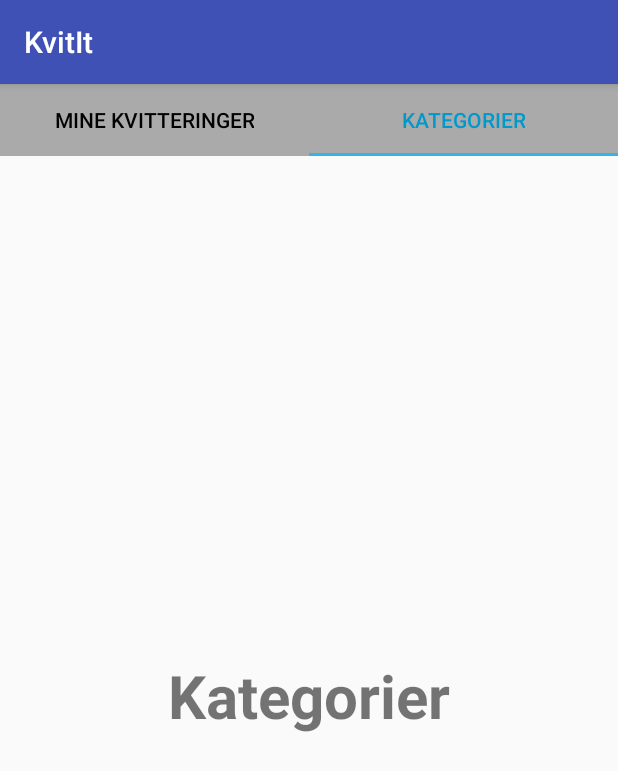
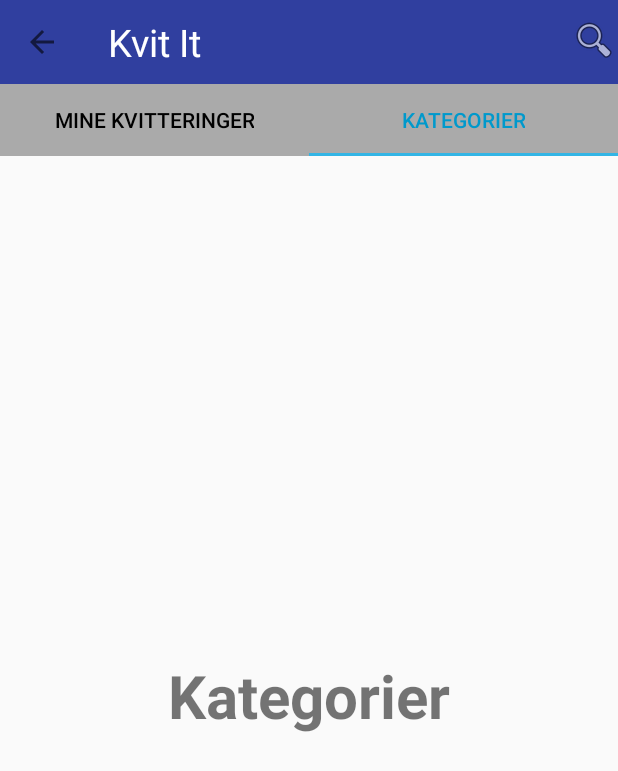
Before and after one commit to EmilieKvist/KvitIt1.0, an Android app: the HomeActivity screen opened directly, with no data from a screen before it, tab 2 chosen, on a phone screen of 412 x 824 dp. Shown: the top 771 px of the screen. Run offline under Robolectric (Android 15) with nearby library versions, the phone set to English and light mode, and no system bars.

Commit message:
Grundskærm med søgefeltsknap (uden funktion)

```diff
--- a/app/src/main/AndroidManifest.xml
+++ b/app/src/main/AndroidManifest.xml
@@ -8,7 +8,8 @@
         android:label="@string/app_name"
         android:roundIcon="@mipmap/ic_launcher_round"
         android:supportsRtl="true"
-        android:theme="@style/AppTheme">
+       android:theme="@style/AppTheme">
+
         <activity android:name=".HomeActivity">
             <intent-filter>
                 <action android:name="android.intent.action.MAIN" />
--- a/app/src/main/java/com/example/emiliekvist/kvitit/HomeActivity.java
+++ b/app/src/main/java/com/example/emiliekvist/kvitit/HomeActivity.java
@@ -7,8 +7,8 @@ import android.support.v4.app.Fragment;
 import android.support.v4.app.FragmentManager;
 import android.support.v4.app.FragmentTransaction;
 import android.support.v7.app.AppCompatActivity;
+import android.support.v7.widget.Toolbar;
 import android.widget.FrameLayout;
-
 
 
 public class HomeActivity extends AppCompatActivity {
@@ -19,6 +19,11 @@ public class HomeActivity extends AppCompatActivity {
     protected void onCreate(Bundle savedInstanceState) {
         super.onCreate(savedInstanceState);
         setContentView(R.layout.activity_home);
+
+        //getActionBar().setHomeButtonEnabled(true);
+        Toolbar toolbar = (Toolbar) findViewById(R.id.toolbar);
+        setSupportActionBar(toolbar);
+        getSupportActionBar().setDisplayHomeAsUpEnabled(true);
 
 
         // get the reference of FrameLayout and TabLayout
@@ -72,5 +77,11 @@ public class HomeActivity extends AppCompatActivity {
 
             }
         });
+
     }
+
+
+
+
+
 }
--- a/app/src/main/res/layout/activity_home.xml
+++ b/app/src/main/res/layout/activity_home.xml
@@ -1,4 +1,5 @@
 <?xml version="1.0" encoding="utf-8"?>
+
 <LinearLayout xmlns:android="http://schemas.android.com/apk/res/android"
     xmlns:app="http://schemas.android.com/apk/res-auto"
     xmlns:tools="http://schemas.android.com/tools"
@@ -6,6 +7,40 @@
     android:layout_height="match_parent"
     android:orientation="vertical"
     tools:context=".HomeActivity">
+
+    <android.support.v7.widget.Toolbar
+        android:id="@+id/toolbar"
+        android:layout_width="match_parent"
+        android:layout_height="?attr/actionBarSize"
+        android:background="@color/colorPrimaryDark">
+
+        <LinearLayout
+            android:layout_width="match_parent"
+            android:layout_height="wrap_content"
+            android:weightSum="1">
+
+            <TextView
+                android:id="@+id/title"
+                android:layout_width="0dp"
+                android:layout_height="wrap_content"
+                android:layout_weight="1"
+                android:text="Kvit It"
+                android:textColor="#ffffffff"
+                android:textSize="25sp"
+                />
+
+            <ImageButton
+                android:id="@+id/searchImageButton"
+                android:layout_width="wrap_content"
+                android:layout_height="wrap_content"
+                android:layout_alignParentTop="true"
+                android:layout_alignParentRight="true"
+                android:src="@android:drawable/ic_menu_search"
+                android:background="@color/colorPrimaryDark"/>
+
+        </LinearLayout>
+
+    </android.support.v7.widget.Toolbar>
 
     <android.support.design.widget.TabLayout
         android:id="@+id/simpleTabLayout"
@@ -22,4 +57,5 @@
         android:layout_width="match_parent"
         android:layout_height="match_parent" />
 
+
 </LinearLayout>
--- a/app/src/main/res/values/strings.xml
+++ b/app/src/main/res/values/strings.xml
@@ -1,3 +1,4 @@
 <resources>
     <string name="app_name">KvitIt</string>
+    <string name="home"> Home </string>
 </resources>
--- a/app/src/main/res/values/styles.xml
+++ b/app/src/main/res/values/styles.xml
@@ -1,11 +1,14 @@
 <resources>
 
     <!-- Base application theme. -->
-    <style name="AppTheme" parent="Theme.AppCompat.Light.DarkActionBar">
+    <style name="AppTheme"  parent="Theme.AppCompat.Light.NoActionBar">
+        <item name="windowActionBar">false</item>
+        <item name="windowNoTitle">true</item>
         <!-- Customize your theme here. -->
         <item name="colorPrimary">@color/colorPrimary</item>
         <item name="colorPrimaryDark">@color/colorPrimaryDark</item>
         <item name="colorAccent">@color/colorAccent</item>
+        <item name="textColorSecondary">@android:color/white</item>
 
 
     </style>
```
